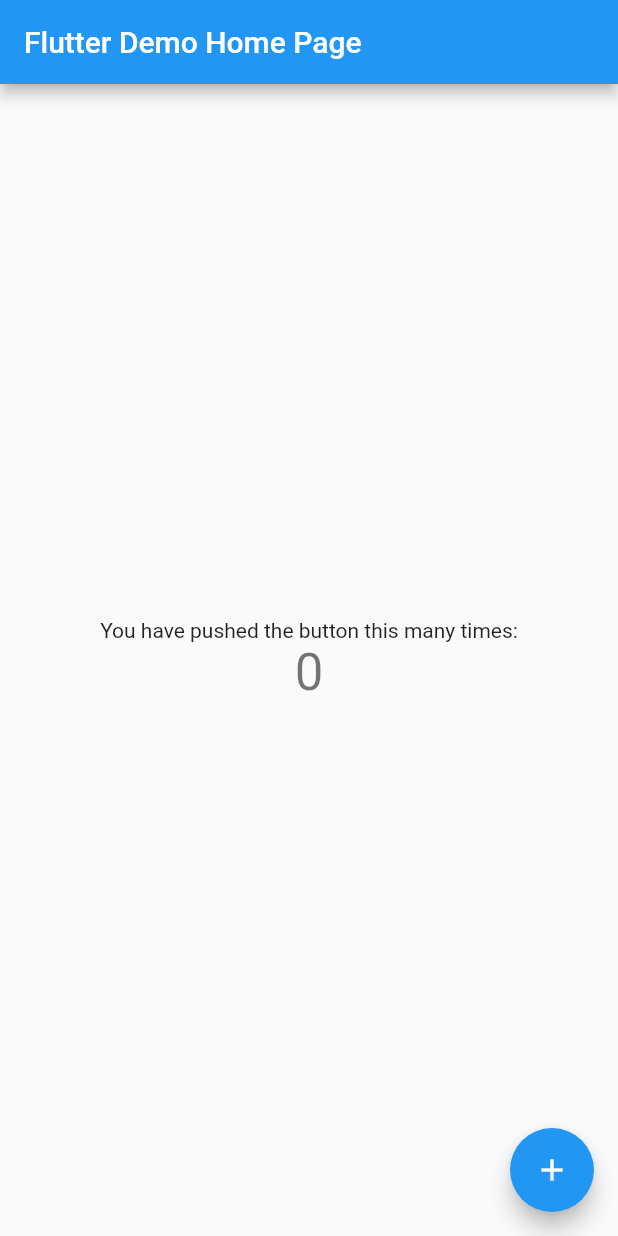
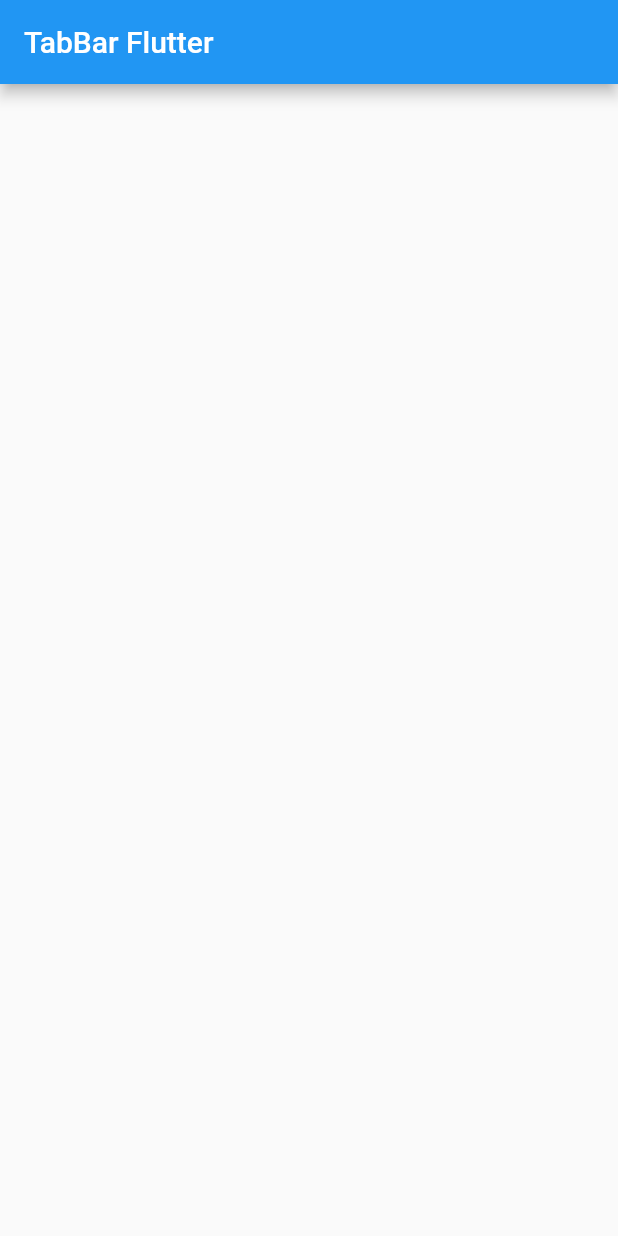
Before and after one commit to justEhmadSaeed/TabBar-Flutter, a Flutter app: the screen it shows after launch, on a phone screen of 412 x 824 dp. Run offline on Flutter 3.47's test engine with Material 2 defaults, Android fonts, the phone set to English and light mode, and no system bars.

Commit message:
👌 IMPROVE: Clean the Code

```diff
--- a/lib/main.dart
+++ b/lib/main.dart
@@ -9,105 +9,22 @@ class MyApp extends StatelessWidget {
   @override
   Widget build(BuildContext context) {
     return MaterialApp(
-      title: 'Flutter Demo',
+      title: 'Flutter TabBar',
       theme: ThemeData(
-        // This is the theme of your application.
-        //
-        // Try running your application with "flutter run". You'll see the
-        // application has a blue toolbar. Then, without quitting the app, try
-        // changing the primarySwatch below to Colors.green and then invoke
-        // "hot reload" (press "r" in the console where you ran "flutter run",
-        // or simply save your changes to "hot reload" in a Flutter IDE).
-        // Notice that the counter didn't reset back to zero; the application
-        // is not restarted.
         primarySwatch: Colors.blue,
       ),
-      home: MyHomePage(title: 'Flutter Demo Home Page'),
+      home: HomePage(),
     );
   }
 }
 
-class MyHomePage extends StatefulWidget {
-  MyHomePage({Key? key, required this.title}) : super(key: key);
-
-  // This widget is the home page of your application. It is stateful, meaning
-  // that it has a State object (defined below) that contains fields that affect
-  // how it looks.
-
-  // This class is the configuration for the state. It holds the values (in this
-  // case the title) provided by the parent (in this case the App widget) and
-  // used by the build method of the State. Fields in a Widget subclass are
-  // always marked "final".
-
-  final String title;
-
-  @override
-  _MyHomePageState createState() => _MyHomePageState();
-}
-
-class _MyHomePageState extends State<MyHomePage> {
-  int _counter = 0;
-
-  void _incrementCounter() {
-    setState(() {
-      // This call to setState tells the Flutter framework that something has
-      // changed in this State, which causes it to rerun the build method below
-      // so that the display can reflect the updated values. If we changed
-      // _counter without calling setState(), then the build method would not be
-      // called again, and so nothing would appear to happen.
-      _counter++;
-    });
-  }
-
+class HomePage extends StatelessWidget {
   @override
   Widget build(BuildContext context) {
-    // This method is rerun every time setState is called, for instance as done
-    // by the _incrementCounter method above.
-    //
-    // The Flutter framework has been optimized to make rerunning build methods
-    // fast, so that you can just rebuild anything that needs updating rather
-    // than having to individually change instances of widgets.
     return Scaffold(
       appBar: AppBar(
-        // Here we take the value from the MyHomePage object that was created by
-        // the App.build method, and use it to set our appbar title.
-        title: Text(widget.title),
+        title: Text('TabBar Flutter'),
       ),
-      body: Center(
-        // Center is a layout widget. It takes a single child and positions it
-        // in the middle of the parent.
-        child: Column(
-          // Column is also a layout widget. It takes a list of children and
-          // arranges them vertically. By default, it sizes itself to fit its
-          // children horizontally, and tries to be as tall as its parent.
-          //
-          // Invoke "debug painting" (press "p" in the console, choose the
-          // "Toggle Debug Paint" action from the Flutter Inspector in Android
-          // Studio, or the "Toggle Debug Paint" command in Visual Studio Code)
-          // to see the wireframe for each widget.
-          //
-          // Column has various properties to control how it sizes itself and
-          // how it positions its children. Here we use mainAxisAlignment to
-          // center the children vertically; the main axis here is the vertical
-          // axis because Columns are vertical (the cross axis would be
-          // horizontal).
-          mainAxisAlignment: MainAxisAlignment.center,
-          children: <Widget>[
-            Text(
-              'You have pushed the button this many times:',
-            ),
-            Text(
-              '$_counter',
-              style: Theme.of(context).textTheme.headline4,
-            ),
-          ],
-        ),
-      ),
-      floatingActionButton: FloatingActionButton(
-        onPressed: _incrementCounter,
-        tooltip: 'Increment',
-        child: Icon(Icons.add),
-      ), // This trailing comma makes auto-formatting nicer for build methods.
     );
   }
 }
```
